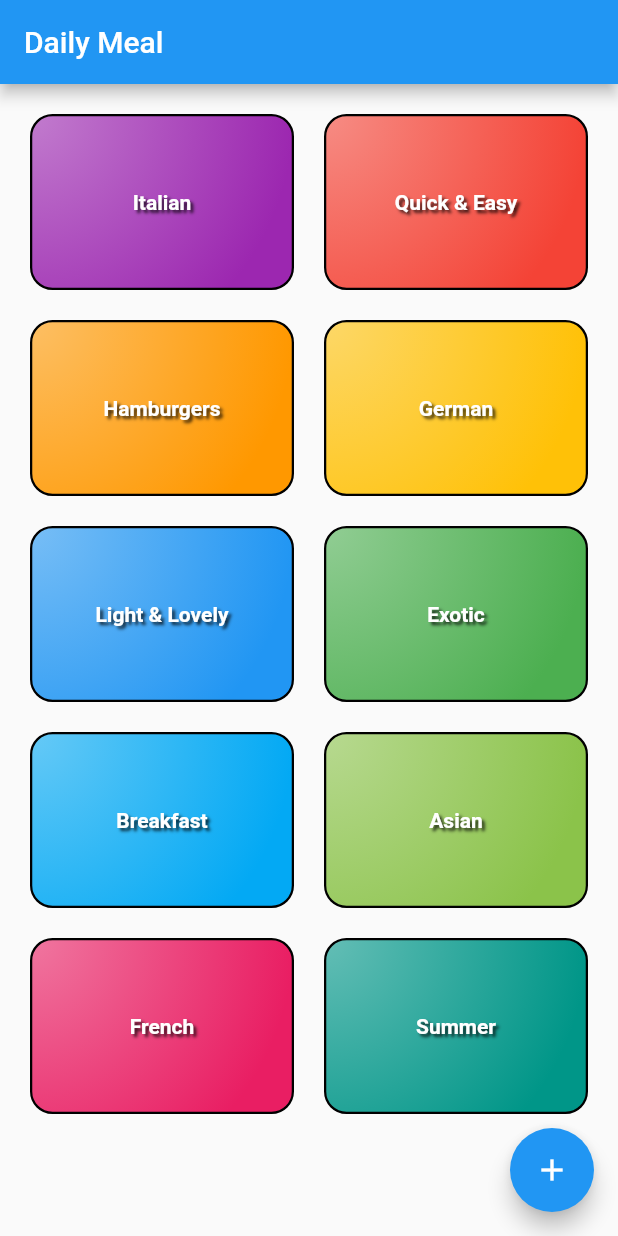
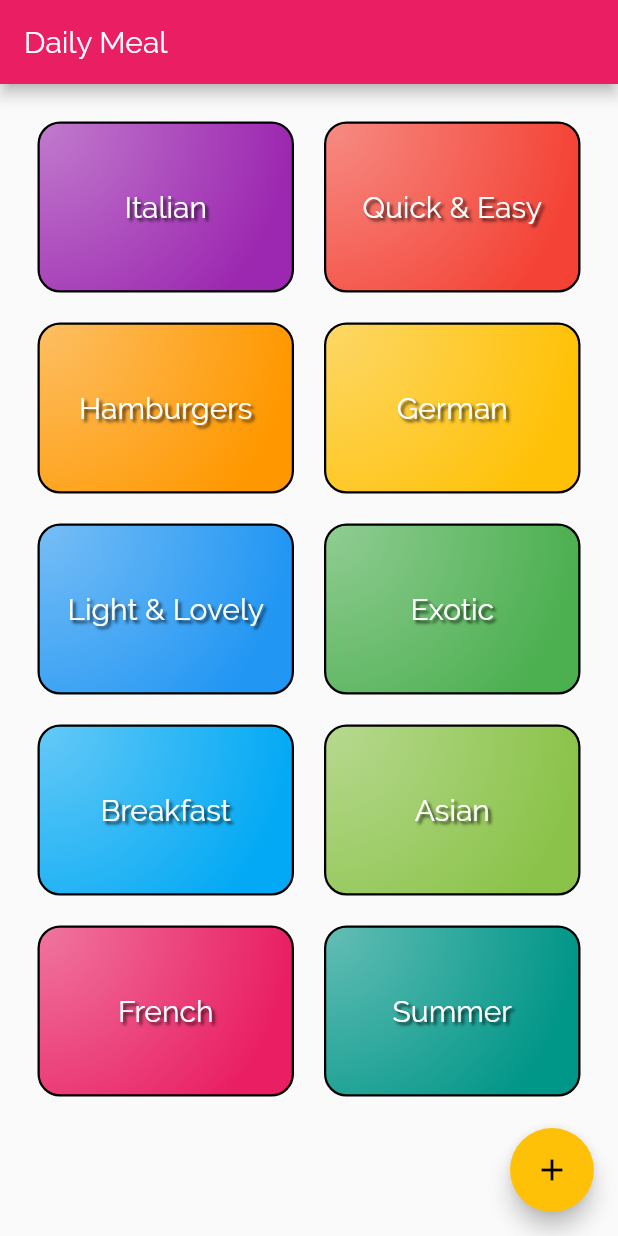
Before and after one commit to caribjin/daily_meals, a Flutter app: the screen it shows after launch, on a phone screen of 412 x 824 dp. Run offline on Flutter 3.47's test engine with Material 2 defaults, Android fonts, the phone set to English and light mode, and no system bars.

Commit message:
applied custom fonts.

```diff
--- a/lib/categories_page.dart
+++ b/lib/categories_page.dart
@@ -8,19 +8,32 @@
 class CategoriesPage extends StatelessWidget {
   @override
   Widget build(BuildContext context) {
-    return GridView(
+    final appBar = AppBar(
+      title: const Text('Daily Meal'),
+    );
+
+    return Scaffold(
+      appBar: appBar,
+      body: Container(
+        child: GridView(
           gridDelegate: const SliverGridDelegateWithMaxCrossAxisExtent(
             maxCrossAxisExtent: 200,
             childAspectRatio: 1.5,
             crossAxisSpacing: 20,
             mainAxisSpacing: 20,
           ),
-      padding: const EdgeInsets.all(20),
+          padding: const EdgeInsets.all(25),
           children: DUMMY_CATEGORIES
               .map(
                 (Category category) => CategoryItem(category: category),
           )
               .toList(),
+        ),
+      ),
+      floatingActionButton: FloatingActionButton(
+        onPressed: () {},
+        child: Icon(Icons.add),
+      ), // This trailing comma makes auto-formatting nicer for build methods.
     );
   }
 }
--- a/lib/category_item.dart
+++ b/lib/category_item.dart
@@ -17,9 +17,6 @@
           width: 1.5,
         ),
         gradient: RadialGradient(
-        // gradient: LinearGradient(
-        //   begin: Alignment.topLeft,
-        //   end: Alignment.bottomRight,
           center: Alignment.topLeft,
           radius: 1.5,
           colors: [
@@ -32,7 +29,7 @@
       child: Center(
         child: Text(
           category.title,
-          style: const TextStyle(
+          style: Theme.of(context).textTheme.headline6?.copyWith(
             color: Colors.white,
             shadows: [
               Shadow(
@@ -41,7 +38,6 @@
                 offset: Offset(2, 2),
               ),
             ],
-            fontWeight: FontWeight.bold,
           ),
         ),
       ),
--- a/lib/main.dart
+++ b/lib/main.dart
@@ -12,39 +12,26 @@
     return MaterialApp(
       title: 'Daily Meal',
       theme: ThemeData(
-        primarySwatch: Colors.blue,
+        primarySwatch: Colors.pink,
+        accentColor: Colors.amber,
+        // canvasColor: Color.fromRGBO(204, 246, 175, 1.0),
+        fontFamily: 'Raleway',
+        textTheme: ThemeData.light().textTheme.copyWith(
+          bodyText1: const TextStyle(
+            color: Color.fromRGBO(20, 51, 51, 1),
+          ),
+          bodyText2: const TextStyle(
+            color: Color.fromRGBO(20, 51, 51, 1),
+          ),
+          headline6: const TextStyle(
+            fontSize: 20,
+          ),
+        ),
       ),
-      home: MyHomePage(),
+      initialRoute: '/',
+      routes: {
+        '/': (context) => CategoriesPage(),
+      },
     );
   }
 }
-
-class MyHomePage extends StatefulWidget {
-  MyHomePage({Key? key}) : super(key: key);
-
-  @override
-  _MyHomePageState createState() => _MyHomePageState();
-}
-
-class _MyHomePageState extends State<MyHomePage> {
-  @override
-  Widget build(BuildContext context) {
-    final MediaQueryData mediaQuery = MediaQuery.of(context);
-    final appBar = AppBar(
-      title: Text('Daily Meal'),
-    );
-
-    return Scaffold(
-      appBar: appBar,
-      body: Container(
-        height: mediaQuery.size.height - appBar.preferredSize.height - mediaQuery.padding.top,
-        child: CategoriesPage(),
-      ),
-      floatingActionButton: FloatingActionButton(
-        onPressed: () {},
-        tooltip: 'Increment',
-        child: Icon(Icons.add),
-      ), // This trailing comma makes auto-formatting nicer for build methods.
-    );
-  }
-}
```
Also changed, not shown: pubspec.yaml (+18 -12 lines), assets/fonts/Raleway-Black.ttf (added), assets/fonts/Raleway-Bold.ttf (added), assets/fonts/Raleway-Regular.ttf (added), assets/fonts/RobotoCondensed-Bold.ttf (added), assets/fonts/RobotoCondensed-Italic.ttf (added), assets/fonts/RobotoCondensed-Light.ttf (added), assets/fonts/RobotoCondensed-Regular.ttf (added). Lines whose indentation alone changed are shown as unchanged.
